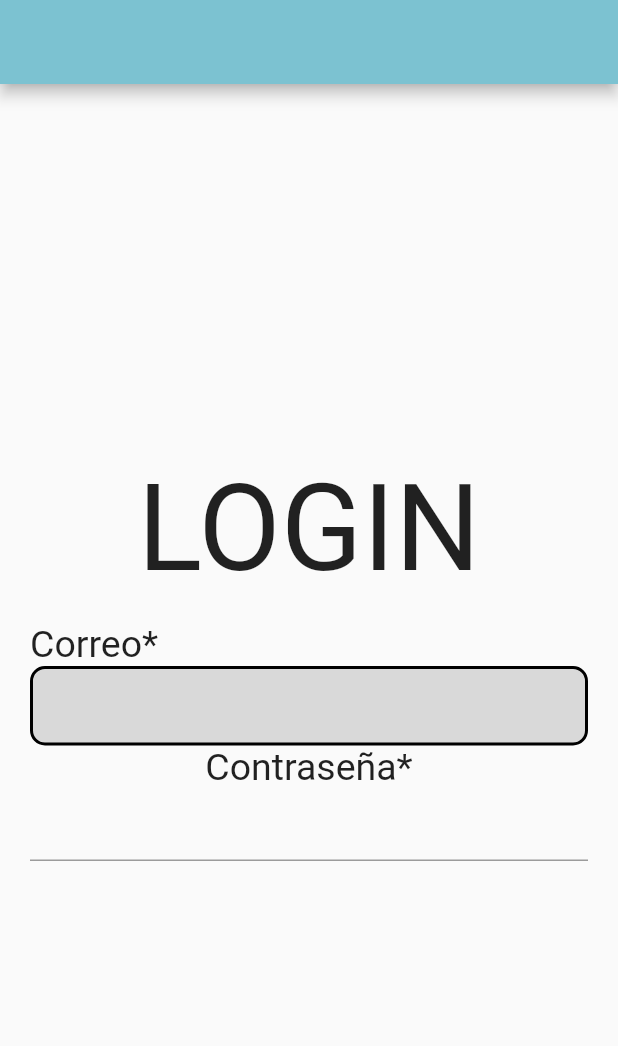
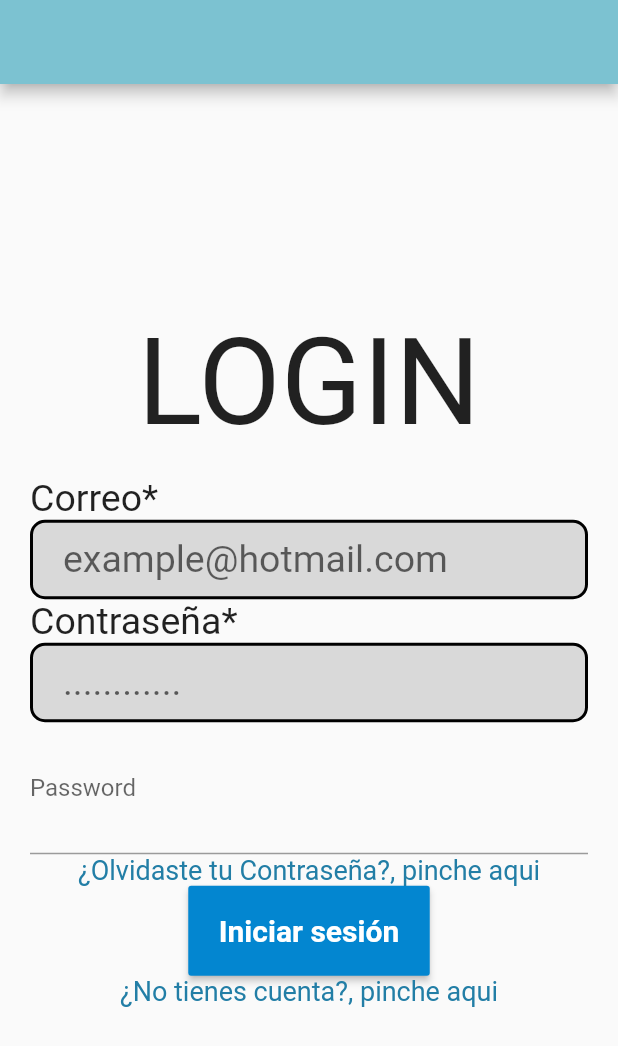
Before and after one commit to DavidEMV1622/app_bidi_login, a Flutter app: the screen it shows after launch, on a phone screen of 412 x 824 dp. Shown: the top 1046 px of the screen. Run offline on Flutter 3.47's test engine with Material 2 defaults, Android fonts, the phone set to English and light mode, and no system bars.

Commit message:
Actualizacion del login

```diff
--- a/lib/src/pages/Login_page.dart
+++ b/lib/src/pages/Login_page.dart
@@ -9,7 +9,7 @@ class _LoginPageState extends State<LoginPage> {
 
   // Variable para el estilo del texto
   final TextStyle _estiloTexto = new TextStyle(fontSize: 25);
-  // Container _estiloCamposTextos = new Container(fontSize: 25);
+  bool passenable = true;
 
   @override
   Widget build(BuildContext context) {
@@ -35,7 +35,7 @@ class _LoginPageState extends State<LoginPage> {
               // ---- Titulo de "LOGIN" ----
               Text("LOGIN", style: new TextStyle(fontSize: 80)),
 
-              // ---- Agregar un espacio entre los widgets ----
+              // ---- Agregar un espacio entre los dos widgets (Text, Align)----
               SizedBox(
                 height: 15.0,
               ),
@@ -54,13 +54,65 @@ class _LoginPageState extends State<LoginPage> {
               _textFieldEmail(),
 
               // ---- Texto "Contrasenia*" ----
-              Text(
-                "Contraseña*",
-                style: _estiloTexto,
+              Align(
+                //alignment: Alignment(-1.0, 0.0),
+                alignment: Alignment.centerLeft,
+                child: Text(
+                    "Contraseña*",
+                    style: _estiloTexto,
+                  ),
               ),
 
               // ---- Campo de texto para ingresar contrasenia ----
               _textFieldPassword(),
+              TextField(
+                obscureText: passenable, //if passenable == true, show **, else show password character
+                decoration: InputDecoration(
+                  hintText: "Enter Password Here",
+                  labelText: "Password",
+                  suffix: IconButton(onPressed: (){ //add Icon button at end of TextField
+                    setState(() { //refresh UI
+                      if(passenable){ //if passenable == true, make it false
+                        passenable = false;
+                      }else{
+                        passenable = true; //if passenable == false, make it true
+                      }
+                    });
+                  },
+                  icon: Icon(passenable == true? Icons.remove_red_eye_outlined : Icons.remove_red_eye)
+                  )
+                ),
+
+              ),
+
+              // ---- Texto para un link si se le olvido la contrasenia ----
+              Align(
+                //alignment: Alignment(-1.0, 0.0),
+                alignment: Alignment.center,
+                child: Text(
+                  "¿Olvidaste tu Contraseña?, pinche aqui",
+                  style: TextStyle(
+                    fontSize:18,
+                    color: Color.fromRGBO(34, 126, 166, 1),
+                  ),
+                ),
+              ),
+
+              // ---- Boton de Inicio de sesión ----
+              _buttonSesion(),
+
+              // ---- Texto para un link si no tienes cuenta----
+              Align(
+                alignment: Alignment.center,
+                child: Text(
+                    "¿No tienes cuenta?, pinche aqui",
+                    style: TextStyle(
+                      fontSize:18,
+                      color: Color.fromRGBO(34, 126, 166, 1),
+                    ),
+                  ),
+              ),
+
             ],
           ),
         ),
@@ -82,16 +134,82 @@ class _LoginPageState extends State<LoginPage> {
         padding: EdgeInsets.symmetric(horizontal: 20.0, vertical: 10.0), // Espaciado entre el borde y el contenido
         // margin: EdgeInsets.symmetric(horizontal: 10.0),
 
-        child: TextField( // Uso de un input
+        child: TextField( // Uso de un input (Campo de texto)
             style:TextStyle(fontSize:25), // Tamanio del texto
-            decoration: InputDecoration.collapsed(hintText: "", ) // Elimina la linea del input que viene por defecto
+            decoration: InputDecoration.collapsed(
+              hintText: "example@hotmail.com",) // Place holder en el input
+          ),
+
+          /*
+          height: 40.0,
+          width: 1000.0,
+          margin: EdgeInsets.symmetric(horizontal: 10.0),
+          */
+
+    );
+  }
+
+  /*
+  // ---- Widget para el campo de texto "Contrasenia" ----
+  Widget _textFieldPassword() {
+    return Container(
+        decoration: BoxDecoration(
+          color: Color.fromRGBO(217, 217, 217, 1),
+          borderRadius: BorderRadius.circular(10.0),
+          border: Border.all(
+            color: Colors.black,
+            width: 2.0,
+          ),
+        ),
+        padding: EdgeInsets.symmetric(horizontal: 20.0, vertical: 10.0),
+
+        child: TextField( // Uso de un input (Campo de texto)
+            obscureText: passenable, // Oculta el contenido si es "true" y lo muestra si es "false"
+            style:TextStyle(fontSize:25),
+            decoration: InputDecoration(hintText: "............",)
+          ),
+
+    );
+  }*/
+
+  // ---- Widget para el campo de texto "Contrasenia" ----
+  Widget _textFieldPassword() {
+    return Container(
+        decoration: BoxDecoration(
+          color: Color.fromRGBO(217, 217, 217, 1),
+          borderRadius: BorderRadius.circular(10.0),
+          border: Border.all(
+            color: Colors.black,
+            width: 2.0,
+          ),
+        ),
+
+        padding: EdgeInsets.symmetric(horizontal: 20.0, vertical: 10.0),
+
+        child:
+        TextField( // Uso de un input (Campo de texto)
+            obscureText: passenable, // Oculta el contenido si es "true" y lo muestra si es "false"
+            style:TextStyle(fontSize:25),
+            decoration: InputDecoration.collapsed(hintText: "............",)
           ),
 
     );
   }
 
-  // ---- Widget para el campo de texto "Contrasenia" ----
-  Widget _textFieldPassword() {
-    return TextField();
+  // ---- Widget para el boton de inicio de sesion ----
+  Widget _buttonSesion() {
+    return MaterialButton(
+      minWidth: 161,
+      height: 60,
+      onPressed: () {},
+      color: Color.fromRGBO(3, 134, 208, 1),
+      child: Text('Iniciar sesión',
+        style: TextStyle(
+          color: Colors.white,
+          fontSize:20,
+          fontWeight: FontWeight.bold,
+        ),
+      ),
+    );
   }
 }
```
